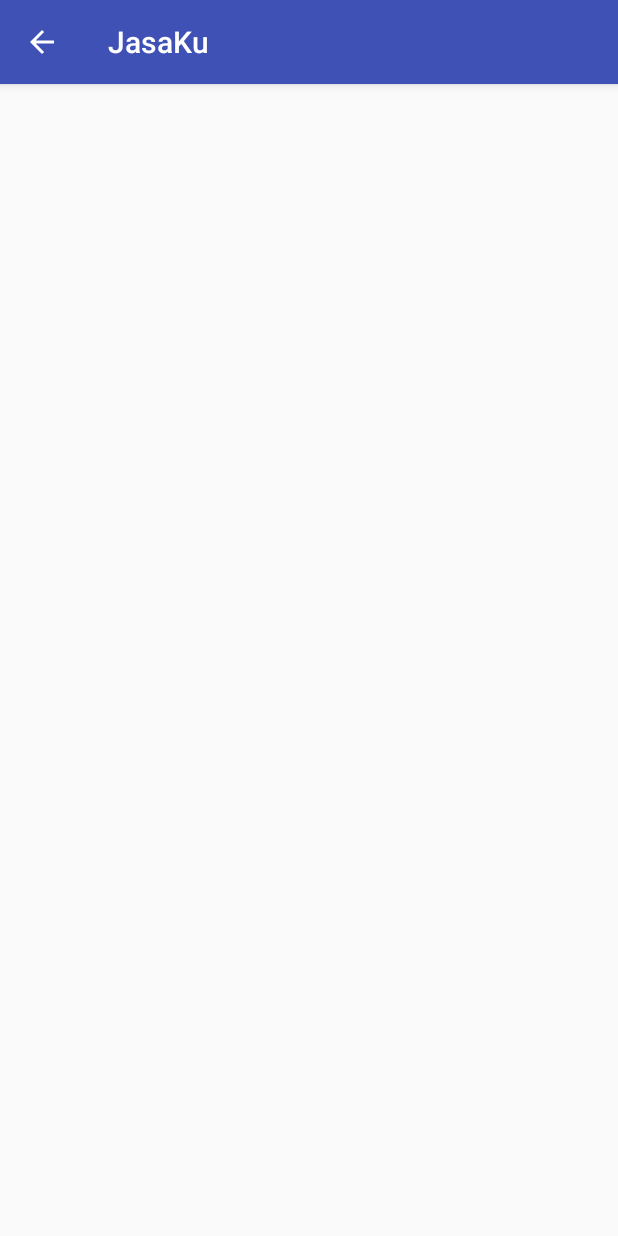
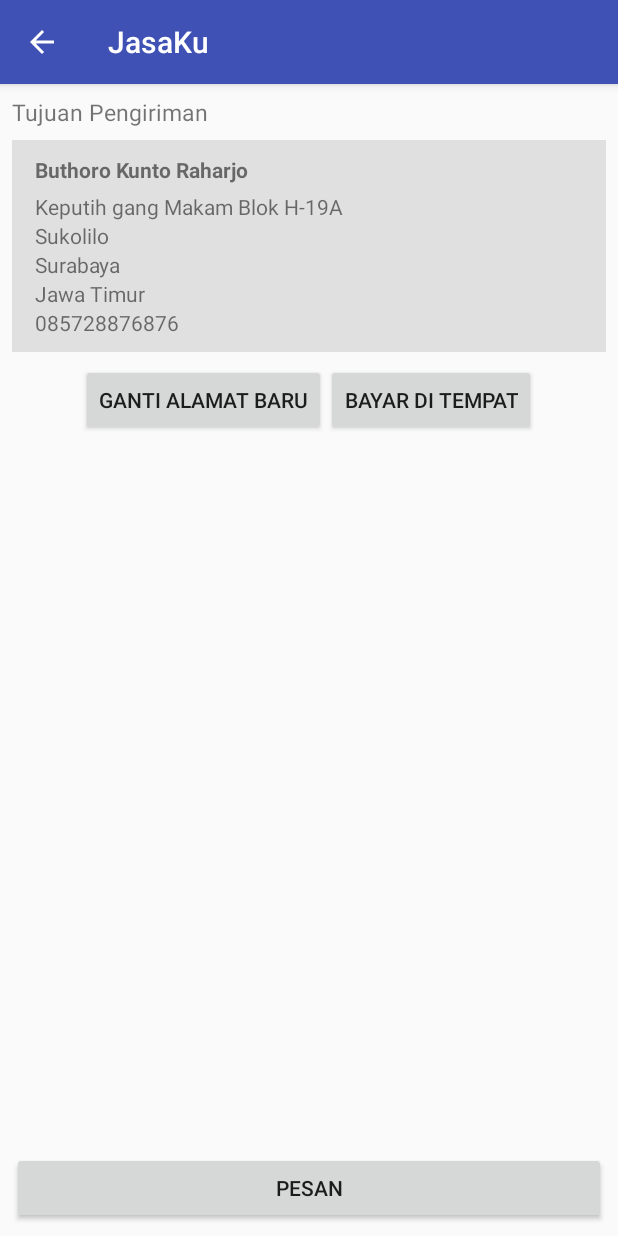
Before and after one commit to cahyasetya/JasaKu, an Android app: the DataPemesanActivity screen opened directly, with no data from a screen before it, on a phone screen of 412 x 824 dp. Run offline under Robolectric (Android 15) with nearby library versions, the phone set to English and light mode, and no system bars.

Commit message:
add lain2

```diff
--- a/Frontend/src/JasaKu/app/src/main/AndroidManifest.xml
+++ b/Frontend/src/JasaKu/app/src/main/AndroidManifest.xml
@@ -25,6 +25,12 @@
             </intent-filter>
         </activity>
         <activity
+            android:name=".LoginActivity"
+            android:theme="@style/AppTheme.NoActionBar"/>
+        <activity
+            android:name=".RegisterActivity"
+            android:theme="@style/AppTheme.NoActionBar"/>
+        <activity
             android:name=".DetilTokoActivity"
             android:label="@string/title_activity_detil_toko"
             android:parentActivityName=".MainActivity"
--- a/Frontend/src/JasaKu/app/src/main/res/layout/activity_data_pemesan.xml
+++ b/Frontend/src/JasaKu/app/src/main/res/layout/activity_data_pemesan.xml
@@ -6,4 +6,129 @@
     android:layout_height="match_parent"
     tools:context="com.example.jasaku.DataPemesanActivity">
 
+    <TextView
+        android:id="@+id/textViewTujuan"
+        android:layout_width="0dp"
+        android:layout_height="wrap_content"
+        android:layout_marginLeft="8dp"
+        android:layout_marginRight="8dp"
+        android:layout_marginTop="8dp"
+        android:text="Tujuan Pengiriman"
+        android:textSize="15sp"
+        app:layout_constraintLeft_toLeftOf="parent"
+        app:layout_constraintRight_toRightOf="parent"
+        app:layout_constraintTop_toTopOf="parent"
+        android:layout_marginStart="8dp"
+        android:layout_marginEnd="8dp" />
+
+    <LinearLayout
+        android:id="@+id/biodataHolder"
+        android:layout_width="0dp"
+        android:layout_height="wrap_content"
+        android:layout_marginLeft="8dp"
+        android:layout_marginRight="8dp"
+        android:layout_marginTop="8dp"
+        android:paddingBottom="10dp"
+        android:background="@color/grey300"
+        android:orientation="vertical"
+        app:layout_constraintLeft_toLeftOf="parent"
+        app:layout_constraintRight_toRightOf="parent"
+        app:layout_constraintTop_toBottomOf="@+id/textViewTujuan"
+        android:layout_marginStart="8dp"
+        android:layout_marginEnd="8dp">
+
+        <TextView
+            android:id="@+id/textViewNama"
+            android:layout_width="match_parent"
+            android:layout_height="wrap_content"
+            android:paddingLeft="15dp"
+            android:layout_marginTop="10dp"
+            android:layout_marginBottom="5dp"
+            android:textStyle="bold"
+            android:text="Buthoro Kunto Raharjo"/>
+
+        <TextView
+            android:id="@+id/textViewAlamat"
+            android:layout_width="match_parent"
+            android:layout_height="wrap_content"
+            android:paddingLeft="15dp"
+            android:text="Keputih gang Makam Blok H-19A"/>
+
+        <TextView
+            android:id="@+id/textViewKecamatan"
+            android:layout_width="match_parent"
+            android:layout_height="wrap_content"
+            android:paddingLeft="15dp"
+            android:text="Sukolilo"/>
+
+        <TextView
+            android:id="@+id/textViewKabKota"
+            android:layout_width="match_parent"
+            android:layout_height="wrap_content"
+            android:paddingLeft="15dp"
+            android:text="Surabaya"/>
+
+        <TextView
+            android:id="@+id/textViewProvinsi"
+            android:layout_width="match_parent"
+            android:layout_height="wrap_content"
+            android:paddingLeft="15dp"
+            android:text="Jawa Timur"/>
+
+        <TextView
+            android:id="@+id/textViewKontak"
+            android:layout_width="match_parent"
+            android:layout_height="wrap_content"
+            android:paddingLeft="15dp"
+            android:text="085728876876"/>
+
+    </LinearLayout>
+
+    <LinearLayout
+        android:id="@+id/buttonHolder"
+        android:gravity="center_horizontal"
+        android:layout_width="368dp"
+        android:layout_height="wrap_content"
+        android:layout_marginTop="8dp"
+        app:layout_constraintTop_toBottomOf="@+id/biodataHolder"
+        android:layout_marginLeft="8dp"
+        app:layout_constraintLeft_toLeftOf="parent"
+        android:layout_marginRight="8dp"
+        app:layout_constraintRight_toRightOf="parent"
+        android:layout_marginStart="8dp"
+        android:layout_marginEnd="8dp">
+
+        <Button
+            android:id="@+id/buttonGantiAlamat"
+            android:layout_width="wrap_content"
+            android:layout_height="wrap_content"
+            android:text="Ganti Alamat Baru"/>
+
+        <Button
+            android:id="@+id/buttonCOD"
+            android:layout_width="wrap_content"
+            android:layout_height="wrap_content"
+            android:text="Bayar di Tempat"/>
+
+    </LinearLayout>
+
+    <LinearLayout
+        android:id="@+id/footerButtonHolder"
+        android:layout_width="match_parent"
+        android:layout_height="wrap_content"
+        android:layout_marginBottom="8dp"
+        android:layout_marginLeft="8dp"
+        android:layout_marginRight="8dp"
+        app:layout_constraintBottom_toBottomOf="parent"
+        app:layout_constraintLeft_toLeftOf="parent"
+        app:layout_constraintRight_toRightOf="parent">
+
+        <Button
+            android:id="@+id/buttonPesan"
+            android:layout_width="match_parent"
+            android:layout_height="wrap_content"
+            android:text="Pesan"/>
+
+    </LinearLayout>
+
 </android.support.constraint.ConstraintLayout>
--- a/Frontend/src/JasaKu/app/src/main/res/layout/activity_profile.xml
+++ b/Frontend/src/JasaKu/app/src/main/res/layout/activity_profile.xml
@@ -27,7 +27,7 @@
 
         <EditText
             android:id="@+id/editTextNama"
-            android:text="Nama Lengkap"
+            android:text="Buthoro Kunto Raharjo"
             android:textStyle="bold"
             android:textSize="30sp"
             android:layout_width="0dp"
--- a/Frontend/src/JasaKu/app/src/main/res/layout/fragment_halaman_toko.xml
+++ b/Frontend/src/JasaKu/app/src/main/res/layout/fragment_halaman_toko.xml
@@ -38,7 +38,7 @@
                     android:id="@+id/textViewNamaToko"
                     android:layout_width="match_parent"
                     android:layout_height="wrap_content"
-                    android:text="Nama Toko"
+                    android:text="Raharjo Company"
                     android:textSize="30sp"
                     android:textStyle="bold"
                     android:paddingLeft="10dp"/>
--- a/Frontend/src/JasaKu/app/src/main/res/values/colors.xml
+++ b/Frontend/src/JasaKu/app/src/main/res/values/colors.xml
@@ -7,4 +7,5 @@
     <color name="deepPurpleA100">#B388FF</color>
     <color name="purpleA400">#D500F9</color>
     <color name="redA200">#FF5252</color>
+    <color name="grey300">#E0E0E0</color>
 </resources>
```
